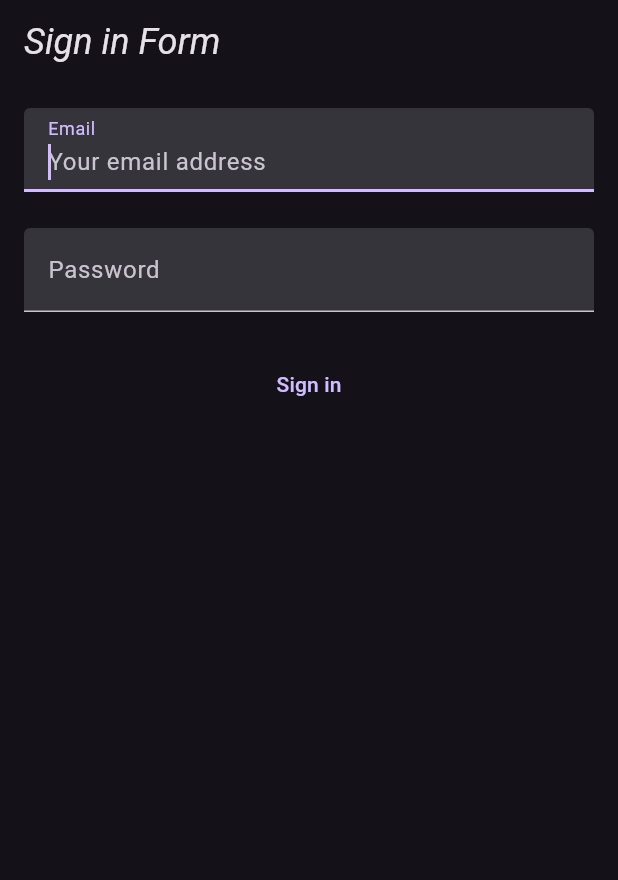
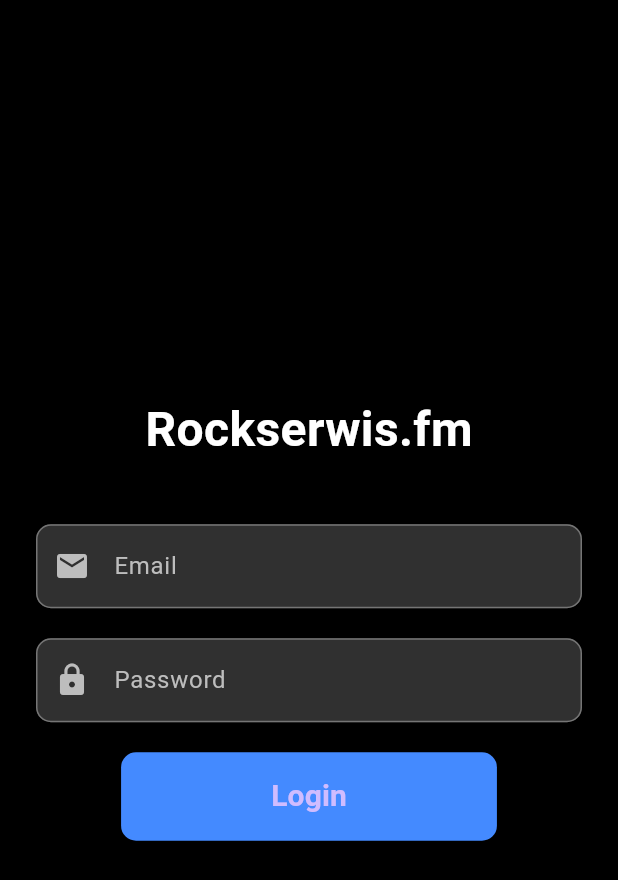
Before and after one commit to imrahil/rockserwis_flutter, a Flutter app: the screen it shows after launch, on a phone screen of 412 x 824 dp. Shown: the top 880 px of the screen. Run offline on Flutter 3.47's test engine with Material 3 defaults, Android fonts, the phone set to English and light mode, and no system bars; our stand-ins replace just_audio.

Commit message:
Upgraded to latest Flutter. Nicer login screen

```diff
--- a/analysis_options.yaml
+++ b/analysis_options.yaml
@@ -13,8 +13,7 @@ linter:
   # The lint rules applied to this project can be customized in the
   # section below to disable rules from the `package:flutter_lints/flutter.yaml`
   # included above or to enable additional rules. A list of all available lints
-  # and their documentation is published at
-  # https://dart-lang.github.io/linter/lints/index.html.
+  # and their documentation is published at https://dart.dev/lints.
   #
   # Instead of disabling a lint rule for the entire project in the
   # section below, it can also be suppressed for a single line of code
--- /dev/null
+++ b/devtools_options.yaml
@@ -0,0 +1,3 @@
+description: This file stores settings for Dart & Flutter DevTools.
+documentation: https://docs.flutter.dev/tools/devtools/extensions#configure-extension-enablement-states
+extensions:
--- a/lib/main.dart
+++ b/lib/main.dart
@@ -1,10 +1,8 @@
 import 'package:flutter/material.dart';
-import 'package:music_player/api/api.dart';
-import 'package:music_player/screens/login.dart';
+import 'package:rockserwis_podcaster/api/api.dart';
+import 'package:rockserwis_podcaster/screens/login.dart';
 
-void main() {
-  runApp(MusicPlayer());
-}
+void main() => runApp(MusicPlayer());
 
 class MusicPlayer extends StatelessWidget {
   MusicPlayer({super.key});
@@ -15,17 +13,27 @@ class MusicPlayer extends StatelessWidget {
   Widget build(BuildContext context) {
     return MaterialApp(
       title: 'Rockserwis.fm Podcast Player',
+      debugShowCheckedModeBanner: false,
       theme: ThemeData(
-        // Define the default brightness and colors.
-        brightness: Brightness.dark,
-        primaryColor: Colors.lightBlue[800],
-
-        // Define the default `TextTheme`. Use this to specify the default
-        // text styling for headlines, titles, bodies of text, and more.
-        textTheme: const TextTheme(
-          displayLarge: TextStyle(fontSize: 72, fontWeight: FontWeight.bold),
-          titleLarge: TextStyle(fontSize: 24, fontStyle: FontStyle.italic),
-          bodyMedium: TextStyle(fontSize: 18, fontFamily: 'Hind'),
+        brightness: Brightness.dark, // Enable dark theme
+        primarySwatch: Colors.blue,
+        inputDecorationTheme: InputDecorationTheme(
+          filled: true,
+          fillColor: Colors.grey[850], // Dark background for input fields
+          labelStyle:
+              TextStyle(color: Colors.grey[400]), // Light text color for labels
+          border: OutlineInputBorder(
+            borderRadius: BorderRadius.circular(10),
+            borderSide: BorderSide(color: Colors.grey[600]!),
+          ),
+          enabledBorder: OutlineInputBorder(
+            borderRadius: BorderRadius.circular(10),
+            borderSide: BorderSide(color: Colors.grey[600]!),
+          ),
+          focusedBorder: OutlineInputBorder(
+            borderRadius: BorderRadius.circular(10),
+            borderSide: const BorderSide(color: Colors.blue),
+          ),
         ),
       ),
       home: LoginPage(apiProvider: apiProvider),
--- a/lib/screens/login.dart
+++ b/lib/screens/login.dart
@@ -1,7 +1,7 @@
 import 'package:flutter/material.dart';
-import 'package:music_player/api/api.dart';
-import 'package:music_player/models/form_data.dart';
-import 'package:music_player/screens/podcasts.dart';
+import 'package:rockserwis_podcaster/api/api.dart';
+import 'package:rockserwis_podcaster/models/form_data.dart';
+import 'package:rockserwis_podcaster/screens/podcasts.dart';
 
 class LoginPage extends StatefulWidget {
   final API apiProvider;
@@ -14,64 +14,102 @@ class LoginPage extends StatefulWidget {
 
 class _LoginPageState extends State<LoginPage> {
   FormData formData = FormData();
+  final _formKey = GlobalKey<FormState>();
 
   @override
   Widget build(BuildContext context) {
     return Scaffold(
-      appBar: AppBar(
-        title: const Text('Sign in Form'),
+      backgroundColor: Colors.black, // Dark background color
+      body: Center(
+        child: Padding(
+          padding: const EdgeInsets.symmetric(horizontal: 24.0),
+          child: Form(
+            key: _formKey,
+            child: Column(
+              mainAxisAlignment: MainAxisAlignment.center,
+              children: <Widget>[
+                const Text(
+                  'Rockserwis.fm',
+                  style: TextStyle(
+                    fontSize: 32,
+                    fontWeight: FontWeight.bold,
+                    color: Colors.white, // Light text color
                   ),
-      body: Form(
-        child: Scrollbar(
-          child: SingleChildScrollView(
-            padding: const EdgeInsets.all(16),
-            child: Column(
-              children: [
-                ...[
+                ),
+                const SizedBox(height: 40),
                 TextFormField(
-                    autofocus: true,
-                    textInputAction: TextInputAction.next,
-                    decoration: const InputDecoration(
-                      filled: true,
-                      hintText: 'Your email address',
+                  keyboardType: TextInputType.emailAddress,
+                  decoration: InputDecoration(
                     labelText: 'Email',
+                    prefixIcon: Icon(Icons.email, color: Colors.grey[400]),
                   ),
-                    onChanged: (value) {
+                  style:
+                      const TextStyle(color: Colors.white), // Input text color
+                  validator: (value) {
+                    if (value == null || value.isEmpty) {
+                      return 'Please enter your email';
+                    }
+                    return null;
+                  },
+                  onSaved: (value) {
                     formData.email = value;
                   },
                 ),
+                const SizedBox(height: 20),
                 TextFormField(
-                    decoration: const InputDecoration(
-                      filled: true,
+                  obscureText: true,
+                  decoration: InputDecoration(
                     labelText: 'Password',
+                    prefixIcon: Icon(Icons.lock, color: Colors.grey[400]),
                   ),
-                    obscureText: true,
-                    onChanged: (value) {
+                  style:
+                      const TextStyle(color: Colors.white), // Input text color
+                  validator: (value) {
+                    if (value == null || value.isEmpty) {
+                      return 'Please enter your password';
+                    }
+                    return null;
+                  },
+                  onSaved: (value) {
                     formData.password = value;
                   },
                 ),
-                  TextButton(
-                      child: const Text('Sign in'),
+                const SizedBox(height: 20),
+                ElevatedButton(
                   onPressed: () async {
+                    if (_formKey.currentState!.validate()) {
+                      _formKey.currentState?.save();
+
                       bool result = await widget.apiProvider.login(formData);
 
-                        if (result && mounted) {
+                      if (result && context.mounted) {
                         Navigator.push(
                           context,
-                            MaterialPageRoute(builder: (context) => PodcastsPage(apiProvider: widget.apiProvider)),
+                          MaterialPageRoute(
+                              builder: (context) => PodcastsPage(
+                                  apiProvider: widget.apiProvider)),
                         );
                       } else {
                         _showDialog('Unable to sign in.');
                       }
-                      }),
-                ].expand(
-                  (widget) => [
-                    widget,
-                    const SizedBox(
-                      height: 24,
-                    )
-                  ],
-                )
+                    }
+                  },
+                  style: ElevatedButton.styleFrom(
+                    backgroundColor: Colors.blueAccent,
+                    padding: const EdgeInsets.symmetric(
+                        horizontal: 100, vertical: 15),
+                    shape: RoundedRectangleBorder(
+                      borderRadius: BorderRadius.circular(10),
+                    ),
+                  ),
+                  child: const Text(
+                    'Login',
+                    style: TextStyle(
+                      fontSize: 20, // Bigger font size for the label
+                      fontWeight: FontWeight.bold,
+                    ),
+                  ),
+                ),
               ],
             ),
           ),
--- a/lib/screens/player_manager.dart
+++ b/lib/screens/player_manager.dart
@@ -1,6 +1,6 @@
 import 'package:flutter/material.dart';
 import 'package:just_audio/just_audio.dart';
-import 'package:music_player/api/api.dart';
+import 'package:rockserwis_podcaster/api/api.dart';
 
 class PlayerManager {
   late AudioPlayer _audioPlayer;
```
Also changed, not shown: lib/api/api.dart (+5 -5 lines), lib/screens/episodes.dart (+17 -13 lines), lib/screens/player.dart (+13 -6 lines), lib/screens/podcasts.dart (+5 -4 lines), pubspec.yaml (+15 -17 lines), pubspec.lock, 35 other files. Lines whose indentation alone changed are shown as unchanged.
